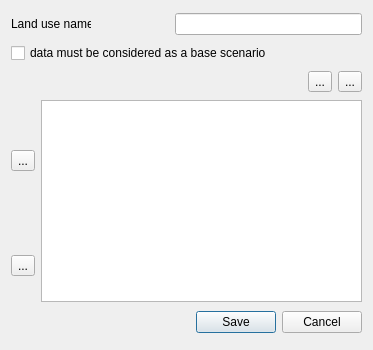
Old version of the form ui/landuse_dialog.ui in the repository MathieuChailloux/MitiConnect.
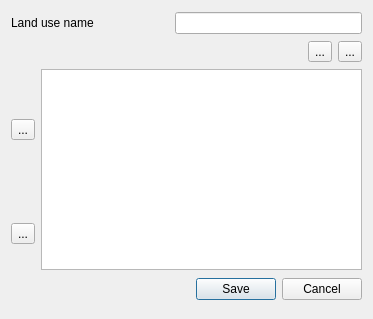
New version of the form. Icons and pictures are not drawn.

Patch:
```diff
--- a/ui/landuse_dialog.ui
+++ b/ui/landuse_dialog.ui
@@ -7,24 +7,78 @@
     <x>0</x>
     <y>0</y>
     <width>373</width>
-    <height>350</height>
+    <height>319</height>
    </rect>
   </property>
   <property name="windowTitle">
    <string>Create new land use layer</string>
   </property>
   <layout class="QGridLayout" name="gridLayout">
+   <item row="4" column="2" colspan="3">
+    <widget class="QDialogButtonBox" name="buttonBox">
+     <property name="maximumSize">
+      <size>
+       <width>16777215</width>
+       <height>25</height>
+      </size>
+     </property>
+     <property name="orientation">
+      <enum>Qt::Horizontal</enum>
+     </property>
+     <property name="standardButtons">
+      <set>QDialogButtonBox::Cancel|QDialogButtonBox::Save</set>
+     </property>
+    </widget>
+   </item>
+   <item row="2" column="1" rowspan="2" colspan="4">
+    <widget class="QTableView" name="landuseDialogView">
+     <property name="minimumSize">
+      <size>
+       <width>300</width>
+       <height>200</height>
+      </size>
+     </property>
+    </widget>
+   </item>
+   <item row="3" column="0">
+    <widget class="QToolButton" name="landuseDialogDown">
+     <property name="text">
+      <string>...</string>
+     </property>
+     <property name="icon">
+      <iconset>
+       <normaloff>../icons/down-arrow.png</normaloff>../icons/down-arrow.png</iconset>
+     </property>
+    </widget>
+   </item>
+   <item row="0" column="2" colspan="3">
+    <widget class="QLineEdit" name="landuseDialogName">
+     <property name="minimumSize">
+      <size>
+       <width>0</width>
+       <height>20</height>
+      </size>
+     </property>
+    </widget>
+   </item>
+   <item row="1" column="3">
+    <widget class="QToolButton" name="landuseDialogReload">
+     <property name="text">
+      <string>...</string>
+     </property>
+    </widget>
+   </item>
    <item row="0" column="0" colspan="2">
     <widget class="QLabel" name="label">
      <property name="minimumSize">
       <size>
-       <width>80</width>
+       <width>100</width>
        <height>0</height>
       </size>
      </property>
      <property name="maximumSize">
       <size>
-       <width>80</width>
+       <width>100</width>
        <height>16777215</height>
       </size>
      </property>
@@ -33,27 +87,7 @@
      </property>
     </widget>
    </item>
-   <item row="0" column="2" colspan="3">
-    <widget class="QLineEdit" name="landuseDialogName">
-     <property name="minimumSize">
-      <size>
-       <width>0</width>
-       <height>20</height>
-      </size>
-     </property>
-    </widget>
-   </item>
-   <item row="1" column="0" colspan="5">
-    <widget class="QCheckBox" name="isScenario">
-     <property name="enabled">
-      <bool>true</bool>
-     </property>
-     <property name="text">
-      <string>data must be considered as a base scenario</string>
-     </property>
-    </widget>
-   </item>
-   <item row="2" column="0" colspan="3">
+   <item row="1" column="0" colspan="3">
     <spacer name="horizontalSpacer">
      <property name="orientation">
       <enum>Qt::Horizontal</enum>
@@ -66,21 +100,7 @@
      </property>
     </spacer>
    </item>
-   <item row="2" column="3">
-    <widget class="QToolButton" name="landuseDialogReload">
-     <property name="text">
-      <string>...</string>
-     </property>
-    </widget>
-   </item>
-   <item row="2" column="4">
-    <widget class="QToolButton" name="landuseDialogRemove">
-     <property name="text">
-      <string>...</string>
-     </property>
-    </widget>
-   </item>
-   <item row="3" column="0">
+   <item row="2" column="0">
     <widget class="QToolButton" name="landuseDialogUp">
      <property name="text">
       <string>...</string>
@@ -91,40 +111,10 @@
      </property>
     </widget>
    </item>
-   <item row="3" column="1" rowspan="2" colspan="4">
-    <widget class="QTableView" name="landuseDialogView">
-     <property name="minimumSize">
-      <size>
-       <width>300</width>
-       <height>200</height>
-      </size>
-     </property>
-    </widget>
-   </item>
-   <item row="4" column="0">
-    <widget class="QToolButton" name="landuseDialogDown">
+   <item row="1" column="4">
+    <widget class="QToolButton" name="landuseDialogRemove">
      <property name="text">
       <string>...</string>
-     </property>
-     <property name="icon">
-      <iconset>
-       <normaloff>../icons/down-arrow.png</normaloff>../icons/down-arrow.png</iconset>
-     </property>
-    </widget>
-   </item>
-   <item row="5" column="2" colspan="3">
-    <widget class="QDialogButtonBox" name="buttonBox">
-     <property name="maximumSize">
-      <size>
-       <width>16777215</width>
-       <height>25</height>
-      </size>
-     </property>
-     <property name="orientation">
-      <enum>Qt::Horizontal</enum>
-     </property>
-     <property name="standardButtons">
-      <set>QDialogButtonBox::Cancel|QDialogButtonBox::Save</set>
      </property>
     </widget>
    </item>
```
